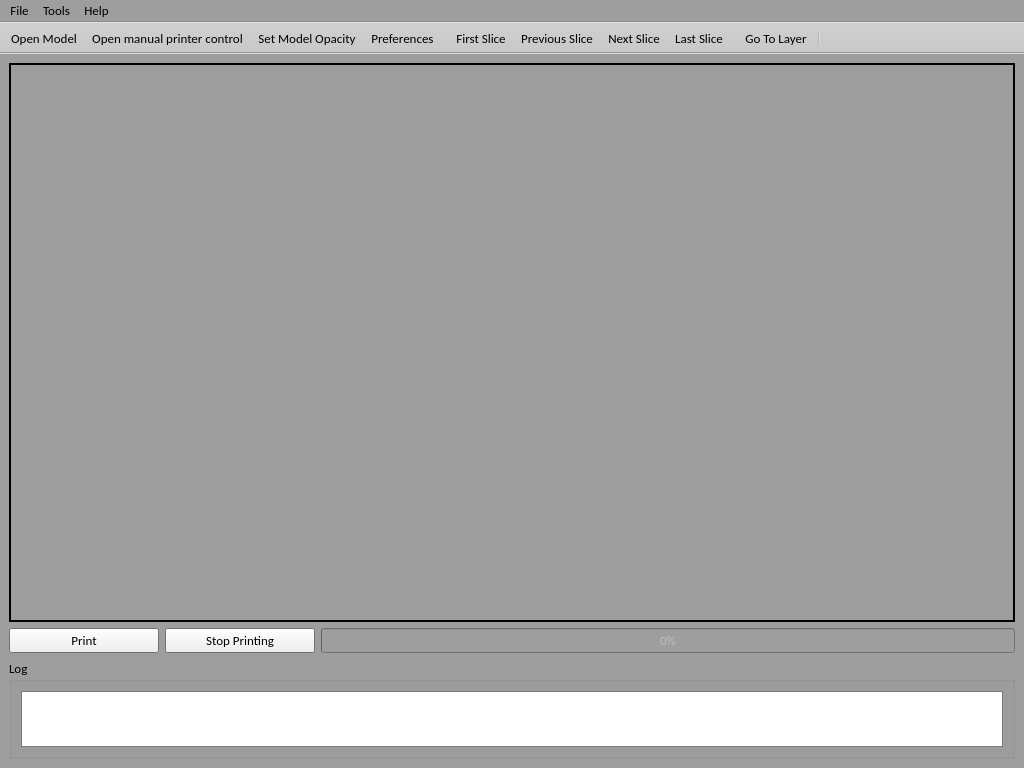
The window that 3dlp.ui (wrekr/3dlp-host-software) describes before a commit, drawn with Qt 5.
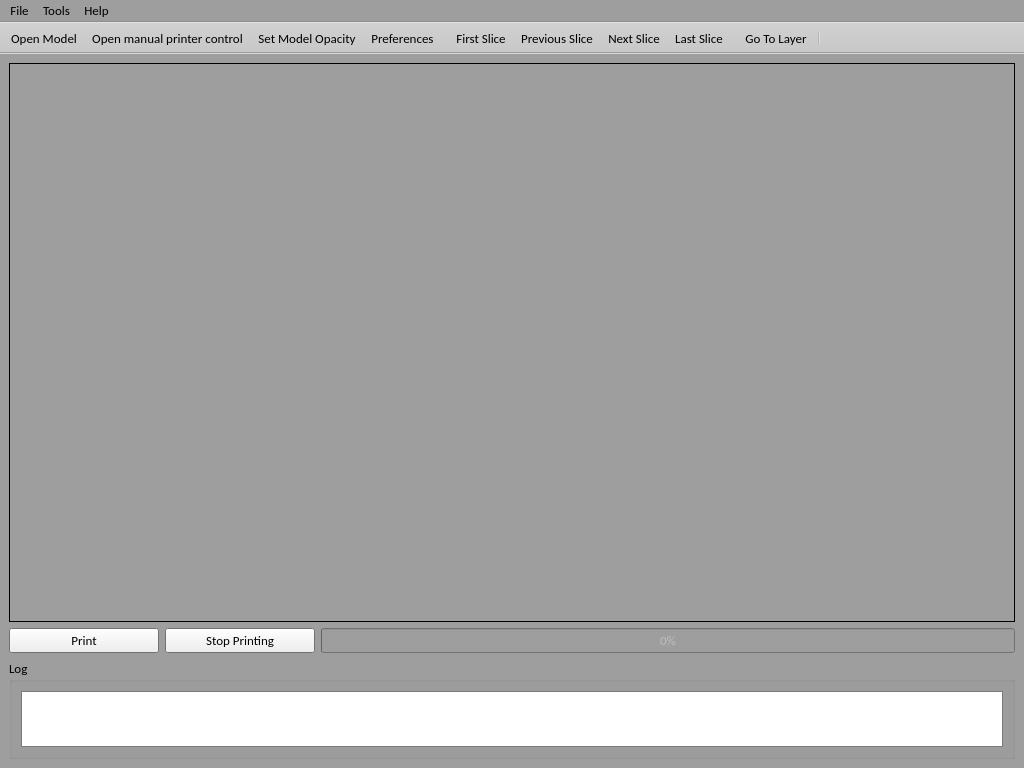
The same window after the commit. Icons and pictures are not drawn.

Patch:
```diff
--- a/3dlp.ui
+++ b/3dlp.ui
@@ -121,7 +121,7 @@
          <enum>QFrame::Plain</enum>
         </property>
         <property name="lineWidth">
-         <number>2</number>
+         <number>1</number>
         </property>
         <property name="midLineWidth">
          <number>2</number>
```
